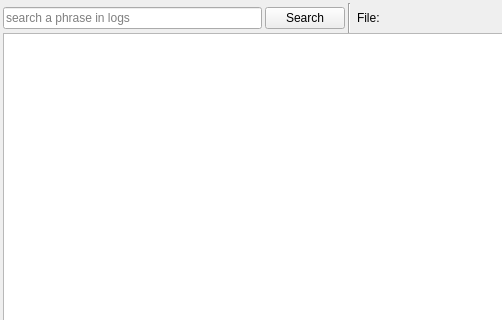
aregtech/areg-sdk-tools, file sources/lusan/view/log/ui/OfflineLogViewer.ui: the form before one commit; both pictures show x 0 to 502 and y 0 to 320 of the 692 by 628 pixel window.
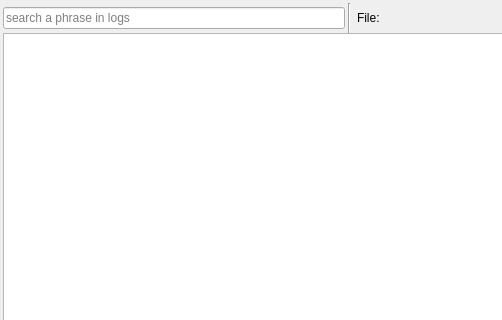
The form after the commit. Icons and pictures are not drawn. Custom widgets are drawn as their Qt base class.

```diff
--- a/sources/lusan/view/log/ui/OfflineLogViewer.ui
+++ b/sources/lusan/view/log/ui/OfflineLogViewer.ui
@@ -155,22 +155,6 @@
                   <property name="placeholderText">
                    <string>search a phrase in logs</string>
                   </property>
-                  <property name="clearButtonEnabled">
-                   <bool>true</bool>
-                  </property>
-                 </widget>
-                </item>
-                <item>
-                 <widget class="QPushButton" name="buttonSearch">
-                  <property name="toolTip">
-                   <string>Search a phrase in logs</string>
-                  </property>
-                  <property name="text">
-                   <string>Search</string>
-                  </property>
-                  <property name="icon">
-                   <iconset theme="QIcon::ThemeIcon::EditFind"/>
-                  </property>
                  </widget>
                 </item>
                </layout>
```
